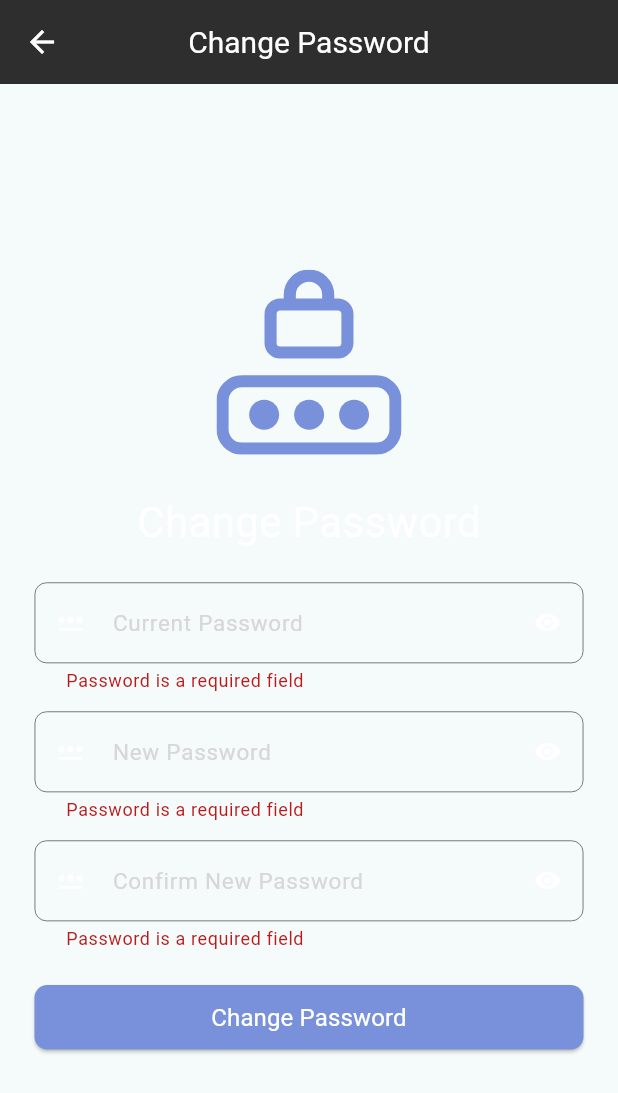
After one commit to ZawLwinTunSCM/ChatApp, a Flutter app: the ChangePasswordPage screen opened directly, after a tap on "Change Password", on a phone screen of 412 x 824 dp. The commit adds this screen. Shown: the top 1093 px of the screen. Run offline on Flutter 3.47's test engine with Material 2 defaults, Android fonts, the phone set to English and light mode, and no system bars; our stand-ins replace cloud_firestore, emoji_picker_flutter, firebase_auth, firebase_core, firebase_storage, flutter_hooks and 7 more; missing offline and left inert: flutter_facebook_auth, twitter_login; accounts and stored records are empty; generated files the repository leaves out were written again.

Commit message:
password change and other bug fix

```diff
--- a/lib/assets/assets.gen.dart
+++ b/lib/assets/assets.gen.dart
@@ -26,6 +26,10 @@ class $AssetsImagesGen {
 
   /// File path: assets/images/contact_share.svg
   String get contactShare => 'assets/images/contact_share.svg';
+
+  /// File path: assets/images/default_profile.png
+  AssetGenImage get defaultProfile =>
+      const AssetGenImage('assets/images/default_profile.png');
 
   /// File path: assets/images/document.svg
   String get document => 'assets/images/document.svg';
@@ -56,6 +60,12 @@ class $AssetsImagesGen {
 
   /// File path: assets/images/mail_send.svg
   String get mailSend => 'assets/images/mail_send.svg';
+
+  /// File path: assets/images/password_change.svg
+  String get passwordChange => 'assets/images/password_change.svg';
+
+  /// File path: assets/images/password_edit.svg
+  String get passwordEdit => 'assets/images/password_edit.svg';
 
   /// File path: assets/images/people.svg
   String get people => 'assets/images/people.svg';
@@ -106,6 +116,7 @@ class $AssetsImagesGen {
         chatWhite,
         chats,
         contactShare,
+        defaultProfile,
         document,
         edit,
         email,
@@ -116,6 +127,8 @@ class $AssetsImagesGen {
         logoSvg,
         logout,
         mailSend,
+        passwordChange,
+        passwordEdit,
         people,
         phone,
         privateChat,
--- a/lib/presentation/components/setting_button.dart
+++ b/lib/presentation/components/setting_button.dart
@@ -16,10 +16,12 @@ Widget settingButton(
       child: Padding(
         padding: const EdgeInsets.symmetric(horizontal: 20, vertical: 15),
         child: Row(
+          crossAxisAlignment: CrossAxisAlignment.center,
           children: [
-            icon,
+            Expanded(flex: 1, child: icon),
             const SizedBox(width: 20),
             Expanded(
+              flex: 9,
               child: Text(
                 text,
                 style: commonTextStyle(size: 15, weight: FontWeight.w600),
--- a/lib/presentation/people/person_detail_page.dart
+++ b/lib/presentation/people/person_detail_page.dart
@@ -1,3 +1,5 @@
+// ignore_for_file: use_build_context_synchronously
+
 import 'package:chat/assets/assets.gen.dart';
 import 'package:chat/constants/app_color.dart';
 import 'package:chat/entities/user.dart';
--- /dev/null
+++ b/lib/presentation/profile/change_password.dart
@@ -0,0 +1,219 @@
+// ignore_for_file: use_build_context_synchronously
+
+import 'dart:async';
+
+import 'package:chat/assets/assets.gen.dart';
+import 'package:chat/presentation/components/animation_button.dart';
+import 'package:chat/presentation/components/common.dart';
+import 'package:chat/presentation/components/custom_app_bar.dart';
+import 'package:chat/presentation/components/snack_bar.dart';
+import 'package:chat/presentation/components/text_field.dart';
+import 'package:chat/presentation/components/validation.dart';
+import 'package:chat/presentation/profile/profile_page.dart';
+import 'package:chat/providers/auth/auth.dart';
+import 'package:flutter/material.dart';
+import 'package:flutter_hooks/flutter_hooks.dart';
+import 'package:flutter_svg/flutter_svg.dart';
+import 'package:hooks_riverpod/hooks_riverpod.dart';
+
+class ChangePasswordPage extends HookConsumerWidget {
+  const ChangePasswordPage({super.key});
+
+  @override
+  Widget build(BuildContext context, WidgetRef ref) {
+    final authStateNotifier = ref.watch(authStateNotifierProvider.notifier);
+    final formKey = useMemoized(GlobalKey<FormState>.new);
+    final currentPasswordController = useTextEditingController();
+    final newPasswordController = useTextEditingController();
+    final confirmNewPasswordController = useTextEditingController();
+    final isObscureCurrentPassword = useState(true);
+    final isObscureNewPassword = useState(true);
+    final isObscureConfirmPassword = useState(true);
+    //Button Animation
+    final isLoading = useState(false);
+    final isDone = useState(false);
+    final isError = useState(false);
+    final btnText = useState('Change Password');
+    final width = MediaQuery.of(context).size.width;
+    final btnAnimationController =
+        useAnimationController(duration: const Duration(milliseconds: 500));
+    final widthAnimation = useAnimation(
+      Tween(begin: width, end: 48.5).animate(
+        CurvedAnimation(
+          parent: btnAnimationController,
+          curve: Curves.linear,
+        ),
+      ),
+    );
+
+    return Scaffold(
+      appBar: CustomAppBar(
+        title: Text(
+          'Change Password',
+          style: commonTextStyle(size: 20),
+        ),
+        hasBackButton: true,
+      ),
+      body: SafeArea(
+        child: SingleChildScrollView(
+          child: Form(
+            key: formKey,
+            child: Padding(
+              padding: const EdgeInsets.symmetric(horizontal: 23),
+              child: Column(
+                children: [
+                  SizedBox(height: MediaQuery.of(context).size.height * 0.15),
+                  SizedBox(
+                    width: MediaQuery.of(context).size.width * 0.3,
+                    height: MediaQuery.of(context).size.width * 0.3,
+                    child: SvgPicture.asset(
+                      Assets.images.passwordChange,
+                    ),
+                  ),
+                  const SizedBox(height: 25),
+                  Align(
+                    alignment: Alignment.center,
+                    child: Text(
+                      'Change Password',
+                      style: commonTextStyle(
+                        size: 28,
+                        weight: FontWeight.w400,
+                      ),
+                    ),
+                  ),
+                  const SizedBox(height: 20),
+                  commonTextField(
+                    labelText: 'Current Password',
+                    controller: currentPasswordController,
+                    isObscureText: isObscureCurrentPassword,
+                    prefixIcon: const Icon(Icons.password, color: Colors.white),
+                    suffixIcon: GestureDetector(
+                      onTap: () {
+                        isObscureCurrentPassword.value =
+                            !isObscureCurrentPassword.value;
+                      },
+                      child: Icon(
+                        isObscureCurrentPassword.value
+                            ? Icons.visibility
+                            : Icons.visibility_off,
+                        color: Colors.white,
+                      ),
+                    ),
+                    validator: (value) {
+                      return value!.isEmpty
+                          ? 'Password is a required field'
+                          : null;
+                    },
+                  ),
+                  const SizedBox(height: 12),
+                  commonTextField(
+                    labelText: 'New Password',
+                    controller: newPasswordController,
+                    isObscureText: isObscureNewPassword,
+                    keyboardType: TextInputType.visiblePassword,
+                    prefixIcon: const Icon(Icons.password, color: Colors.white),
+                    suffixIcon: GestureDetector(
+                      onTap: () {
+                        isObscureNewPassword.value =
+                            !isObscureNewPassword.value;
+                      },
+                      child: Icon(
+                        isObscureNewPassword.value
+                            ? Icons.visibility
+                            : Icons.visibility_off,
+                        color: Colors.white,
+                      ),
+                    ),
+                    validator: (value) {
+                      return value!.isEmpty
+                          ? 'Password is a required field'
+                          : value.isValidPassword
+                              ? null
+                              : 'Invalid Password (minimum length : 8 , one capital letter,'
+                                  '\none small letter, one number, and one special character)';
+                    },
+                  ),
+                  const SizedBox(height: 12),
+                  commonTextField(
+                    labelText: 'Confirm New Password',
+                    controller: confirmNewPasswordController,
+                    isObscureText: isObscureConfirmPassword,
+                    prefixIcon: const Icon(Icons.password, color: Colors.white),
+                    suffixIcon: GestureDetector(
+                      onTap: () {
+                        isObscureConfirmPassword.value =
+                            !isObscureConfirmPassword.value;
+                      },
+                      child: Icon(
+                        isObscureConfirmPassword.value
+                            ? Icons.visibility
+                            : Icons.visibility_off,
+                        color: Colors.white,
+                      ),
+                    ),
+                    validator: (value) {
+                      return value!.isEmpty
+                          ? 'Password is a required field'
+                          : newPasswordController.text.isValidPassword
+                              ? value == newPasswordController.text
+                                  ? null
+                                  : 'Password Confirmation does not match'
+                              : null;
+                    },
+                  ),
+                  const SizedBox(height: 20),
+                  isLoading.value
+                      ? loadingButton(
+                          isDone: isDone.value,
+                          isError: isError.value,
+                        )
+                      : actionButton(
+                          width: width,
+                          widthAnimation: widthAnimation,
+                          btnText: btnText.value,
+                          onTap: () async {
+                            if (formKey.currentState!.validate()) {
+                              btnText.value = '';
+                              await btnAnimationController.forward();
+                              isLoading.value = true;
+                              final check =
+                                  await authStateNotifier.checkPassword(
+                                      currentPassword:
+                                          currentPasswordController.text);
+                              if (check) {
+                                isDone.value = true;
+                                authStateNotifier.changePassword(
+                                    currentPassword:
+                                        currentPasswordController.text,
+                                    newPassword: newPasswordController.text);
+                                Navigator.of(context).pushAndRemoveUntil<void>(
+                                  MaterialPageRoute(
+                                    builder: (context) => const ProfilePage(),
+                                  ),
+                                  (route) => false,
+                                );
+                              } else {
+                                isError.value = true;
+                                Timer(
+                                  const Duration(seconds: 1),
+                                  () => {
+                                    isLoading.value = false,
+                                    isError.value = false,
+                                    btnText.value = 'Sign Up',
+                                    btnAnimationController.reverse()
+                                  },
+                                );
+                                showSnackBar(
+                                    context, 'Current Password is incorrect');
+                              }
+                            }
+                          })
+                ],
+              ),
+            ),
+          ),
+        ),
+      ),
+    );
+  }
+}
--- a/lib/providers/auth/auth.dart
+++ b/lib/providers/auth/auth.dart
@@ -159,6 +159,32 @@ class AuthStateNotifier extends StateNotifier<AuthState> {
     );
   }
 
+  Future<bool> checkPassword({required String currentPassword}) async {
+    final currentUser = userAuth.currentUser;
+    if (currentUser!.providerData.first.providerId == 'password') {
+      try {
+        final user = await currentUser
+            .reauthenticateWithCredential(auth.EmailAuthProvider.credential(
+          email: userAuth.currentUser!.email!,
+          password: currentPassword,
+        ));
+        return user.user != null;
+      } on auth.FirebaseAuthException {
+        return false;
+      }
+    }
+    return false;
+  }
+
+  Future<void> changePassword({
+    required String currentPassword,
+    required String newPassword,
+  }) async {
+    await checkPassword(currentPassword: currentPassword)
+        ? await userAuth.currentUser!.updatePassword(newPassword)
+        : null;
+  }
+
   Future<String> updateProfilePhoto(
       {required userId, required Uint8List imageBytes}) async {
     return await _repository.uploadProfileImage(
```
Also changed, not shown: lib/presentation/forgot_password/forgot_password_page.dart (+10 -12 lines), lib/presentation/profile/edit_profile.dart (+35 -13 lines), lib/presentation/profile/profile_page.dart (+18 -4 lines), assets/images/password_change.svg (added), assets/images/password_edit.svg (added), assets/images/settings.svg.
